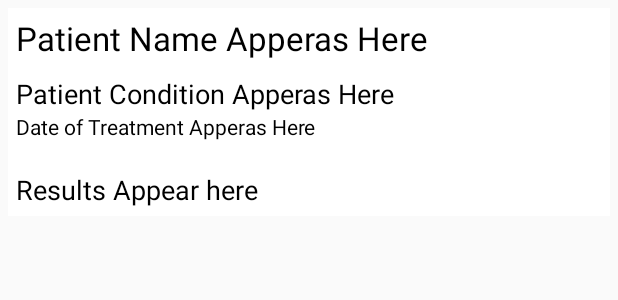
After one commit to theTechRebel/KaizenMed-Android-App, an Android app: the layout fragment_patient_result.xml on its own in the app's theme, with its tools: preview values and no code run, on a phone screen of 412 x 824 dp. The commit adds this screen. Shown: the top 300 px of the screen. Run offline under Robolectric (Android 15) with nearby library versions, the phone set to English and light mode, and no system bars.

Commit message:
fixed bug "Illegal state exception cannot call fragmentTransaction after onSavedInstanceState" issue was not unregistering on AppBus onPause() lifecycle callback added persistance of data on saveInstatnceState in PatientResultsFragment added PatientResultFragment to display detail about individual result on click from PatientResultsFragment

```diff
--- a/app/src/main/java/com/afrikaizen/kaizenmed/models/PatientsResults.java
+++ b/app/src/main/java/com/afrikaizen/kaizenmed/models/PatientsResults.java
@@ -1,10 +1,12 @@
 package com.afrikaizen.kaizenmed.models;
+
+import java.io.Serializable;
 
 /**
  * Created by Steve on 08/08/2015.
  */
 public class PatientsResults {
-    public static class JSONObject{
+    public static class JSONObject implements Serializable {
         String name;
         String surname;
         String condition;
--- /dev/null
+++ b/app/src/main/res/layout/fragment_patient_result.xml
@@ -0,0 +1,53 @@
+<?xml version="1.0" encoding="utf-8"?>
+<RelativeLayout xmlns:android="http://schemas.android.com/apk/res/android"
+    android:orientation="vertical" android:layout_width="match_parent"
+    android:layout_height="match_parent">
+
+    <LinearLayout
+        android:orientation="vertical"
+        android:layout_height="wrap_content"
+        android:layout_margin="5dp"
+        android:padding="5dp"
+        android:background="@android:color/white"
+        android:layout_width="fill_parent">
+        <TextView
+            android:id="@+id/txtPatientNameAndSurname"
+            android:textAppearance="@android:style/TextAppearance.Large"
+            android:layout_width="wrap_content"
+            android:layout_height="wrap_content"
+            android:textColor="@android:color/black"
+            android:text="Patient Name Apperas Here"
+            android:layout_marginBottom="10dp"
+            android:elevation="5dp" />
+
+        <TextView
+            android:id="@+id/txtCondition"
+            android:textAppearance="@android:style/TextAppearance.Medium"
+            android:layout_width="wrap_content"
+            android:layout_height="wrap_content"
+            android:textColor="@android:color/black"
+            android:text="Patient Condition Apperas Here"
+            android:elevation="5dp" />
+
+        <TextView
+            android:id="@+id/txtTreated"
+            android:textAppearance="@android:style/TextAppearance.Small"
+            android:layout_width="wrap_content"
+            android:layout_height="wrap_content"
+            android:textColor="@android:color/black"
+            android:text="Date of Treatment Apperas Here"
+            android:layout_marginBottom="20dp"
+            android:elevation="5dp" />
+
+
+        <TextView
+            android:id="@+id/txtResults"
+            android:textAppearance="@android:style/TextAppearance.Medium"
+            android:layout_width="wrap_content"
+            android:layout_height="wrap_content"
+            android:textColor="@android:color/black"
+            android:text="Results Appear here"
+            android:elevation="5dp" />
+
+        </LinearLayout>
+</RelativeLayout>
```
Also changed, not shown: app/src/main/java/com/afrikaizen/kaizenmed/activities/AuthActivity.java (+4 -5 lines), app/src/main/java/com/afrikaizen/kaizenmed/activities/MainActivity.java (+27 -2 lines), app/src/main/java/com/afrikaizen/kaizenmed/adapters/PatientResultsListAdapter.java (+22 -11 lines), app/src/main/java/com/afrikaizen/kaizenmed/controllers/PatientResultFragment.java (added, +42 -0 lines), app/src/main/java/com/afrikaizen/kaizenmed/controllers/PatientResultsFragment.java (+44 -4 lines), app/src/main/res/drawable/background_material.png (added), app/src/main/res/drawable/background_materialn.jpg (renamed from app/src/main/res/drawable/background_material.jpg), app/src/main/res/drawable/profile.jpg, app/src/main/res/drawable/profilen.jpg (added).
